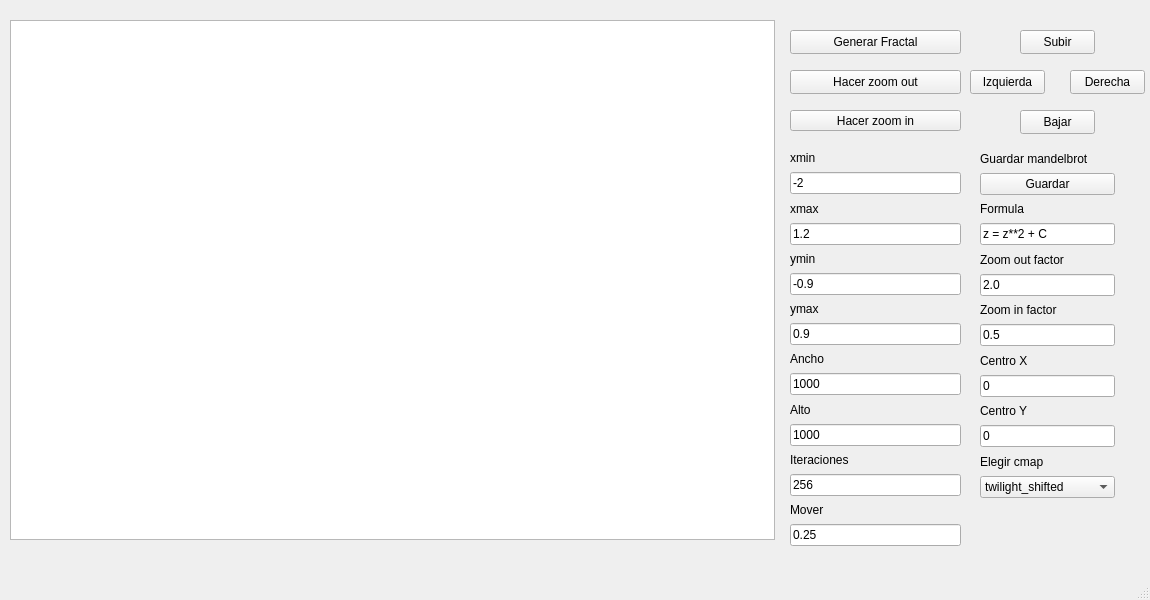
Gonzml1/Boundary, file gui/MandelbrotGUI.ui: the form before one commit.
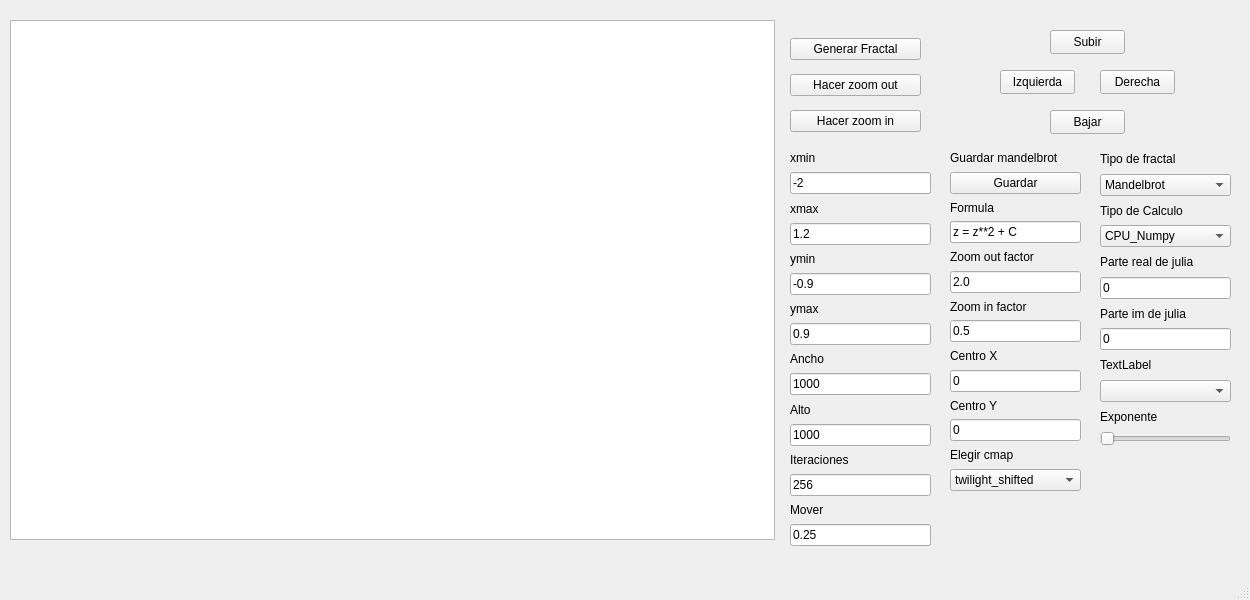
The form after the commit. Icons and pictures are not drawn.

Commit message: Implementacion de fractales de julia

```diff
--- a/gui/MandelbrotGUI.ui
+++ b/gui/MandelbrotGUI.ui
@@ -6,7 +6,7 @@
    <rect>
     <x>0</x>
     <y>0</y>
-    <width>1150</width>
+    <width>1250</width>
     <height>600</height>
    </rect>
   </property>
@@ -21,25 +21,12 @@
    <bool>false</bool>
   </property>
   <widget class="QWidget" name="centralwidget">
-   <widget class="QPushButton" name="boton_hacer_fractal">
-    <property name="geometry">
-     <rect>
-      <x>790</x>
-      <y>30</y>
-      <width>171</width>
-      <height>24</height>
-     </rect>
-    </property>
-    <property name="text">
-     <string>Generar Fractal</string>
-    </property>
-   </widget>
    <widget class="QWidget" name="verticalLayoutWidget">
     <property name="geometry">
      <rect>
       <x>790</x>
       <y>150</y>
-      <width>171</width>
+      <width>141</width>
       <height>396</height>
      </rect>
     </property>
@@ -168,36 +155,10 @@
      </rect>
     </property>
    </widget>
-   <widget class="QPushButton" name="boton_hacer_zoom_in">
-    <property name="geometry">
-     <rect>
-      <x>790</x>
-      <y>110</y>
-      <width>171</width>
-      <height>21</height>
-     </rect>
-    </property>
-    <property name="text">
-     <string>Hacer zoom in</string>
-    </property>
-   </widget>
-   <widget class="QPushButton" name="boton_hacer_zoom_out">
-    <property name="geometry">
-     <rect>
-      <x>790</x>
-      <y>70</y>
-      <width>171</width>
-      <height>24</height>
-     </rect>
-    </property>
-    <property name="text">
-     <string>Hacer zoom out</string>
-    </property>
-   </widget>
    <widget class="QPushButton" name="boton_subir">
     <property name="geometry">
      <rect>
-      <x>1020</x>
+      <x>1050</x>
       <y>30</y>
       <width>75</width>
       <height>24</height>
@@ -210,7 +171,7 @@
    <widget class="QPushButton" name="boton_derecha">
     <property name="geometry">
      <rect>
-      <x>1070</x>
+      <x>1100</x>
       <y>70</y>
       <width>75</width>
       <height>24</height>
@@ -223,7 +184,7 @@
    <widget class="QPushButton" name="boton_izquierda">
     <property name="geometry">
      <rect>
-      <x>970</x>
+      <x>1000</x>
       <y>70</y>
       <width>75</width>
       <height>24</height>
@@ -236,7 +197,7 @@
    <widget class="QPushButton" name="boton_bajar">
     <property name="geometry">
      <rect>
-      <x>1020</x>
+      <x>1050</x>
       <y>110</y>
       <width>75</width>
       <height>24</height>
@@ -249,10 +210,10 @@
    <widget class="QWidget" name="layoutWidget">
     <property name="geometry">
      <rect>
-      <x>980</x>
+      <x>950</x>
       <y>150</y>
-      <width>135</width>
-      <height>348</height>
+      <width>131</width>
+      <height>341</height>
      </rect>
     </property>
     <layout class="QVBoxLayout" name="verticalLayout_2">
@@ -388,6 +349,150 @@
      </item>
     </layout>
    </widget>
+   <widget class="QWidget" name="layoutWidget_2">
+    <property name="geometry">
+     <rect>
+      <x>1100</x>
+      <y>150</y>
+      <width>131</width>
+      <height>296</height>
+     </rect>
+    </property>
+    <layout class="QVBoxLayout" name="verticalLayout_4">
+     <item>
+      <widget class="QLabel" name="tipo_fractal_label">
+       <property name="text">
+        <string>Tipo de fractal</string>
+       </property>
+      </widget>
+     </item>
+     <item>
+      <widget class="QComboBox" name="tipo_fractal_comboBox">
+       <item>
+        <property name="text">
+         <string>Mandelbrot</string>
+        </property>
+       </item>
+       <item>
+        <property name="text">
+         <string>Julia</string>
+        </property>
+       </item>
+      </widget>
+     </item>
+     <item>
+      <widget class="QLabel" name="tipo_calculo_label">
+       <property name="text">
+        <string>Tipo de Calculo</string>
+       </property>
+      </widget>
+     </item>
+     <item>
+      <widget class="QComboBox" name="tipo_calculo_comboBox">
+       <item>
+        <property name="text">
+         <string>CPU_Numpy</string>
+        </property>
+       </item>
+       <item>
+        <property name="text">
+         <string>GPU_Cupy</string>
+        </property>
+       </item>
+       <item>
+        <property name="text">
+         <string>GPU_Cupy_kernel</string>
+        </property>
+       </item>
+      </widget>
+     </item>
+     <item>
+      <widget class="QLabel" name="real_julia_label">
+       <property name="text">
+        <string>Parte real de julia</string>
+       </property>
+      </widget>
+     </item>
+     <item>
+      <widget class="QLineEdit" name="real_julia_entrada">
+       <property name="text">
+        <string>0</string>
+       </property>
+      </widget>
+     </item>
+     <item>
+      <widget class="QLabel" name="im_julia_label">
+       <property name="text">
+        <string>Parte im de julia</string>
+       </property>
+      </widget>
+     </item>
+     <item>
+      <widget class="QLineEdit" name="im_julia_entrada">
+       <property name="text">
+        <string>0</string>
+       </property>
+      </widget>
+     </item>
+     <item>
+      <widget class="QLabel" name="label_2">
+       <property name="text">
+        <string>TextLabel</string>
+       </property>
+      </widget>
+     </item>
+     <item>
+      <widget class="QComboBox" name="comboBox_2"/>
+     </item>
+     <item>
+      <widget class="QLabel" name="label_3">
+       <property name="text">
+        <string>Exponente</string>
+       </property>
+      </widget>
+     </item>
+     <item>
+      <widget class="QSlider" name="horizontalSlider">
+       <property name="orientation">
+        <enum>Qt::Horizontal</enum>
+       </property>
+      </widget>
+     </item>
+    </layout>
+   </widget>
+   <widget class="QWidget" name="">
+    <property name="geometry">
+     <rect>
+      <x>790</x>
+      <y>30</y>
+      <width>131</width>
+      <height>111</height>
+     </rect>
+    </property>
+    <layout class="QVBoxLayout" name="verticalLayout_3">
+     <item>
+      <widget class="QPushButton" name="boton_hacer_fractal">
+       <property name="text">
+        <string>Generar Fractal</string>
+       </property>
+      </widget>
+     </item>
+     <item>
+      <widget class="QPushButton" name="boton_hacer_zoom_out">
+       <property name="text">
+        <string>Hacer zoom out</string>
+       </property>
+      </widget>
+     </item>
+     <item>
+      <widget class="QPushButton" name="boton_hacer_zoom_in">
+       <property name="text">
+        <string>Hacer zoom in</string>
+       </property>
+      </widget>
+     </item>
+    </layout>
+   </widget>
   </widget>
   <widget class="QMenuBar" name="menubar">
    <property name="geometry">
```
Left out of the diff: 2 changed lines with no effect on the pictures. The commit also changes 10 other files.
